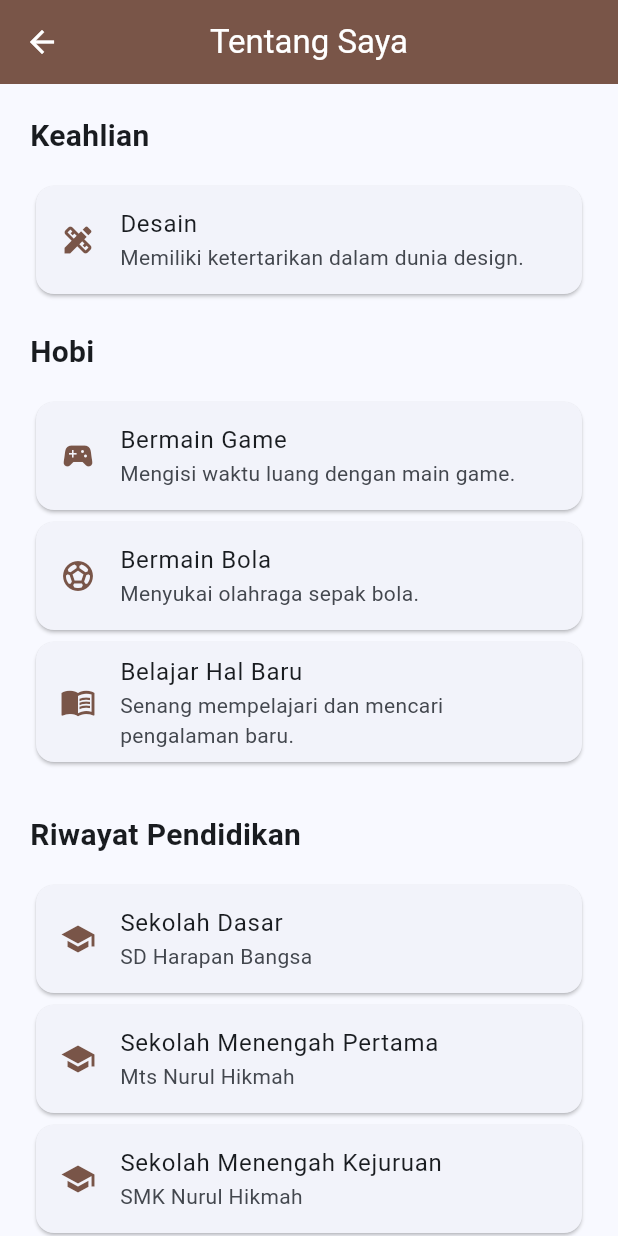
After one commit to nathanedyansyah2-svg/uts-pml-1124160098, a Flutter app: the AboutPage screen opened directly, on a phone screen of 412 x 824 dp. The commit adds this screen. Run offline on Flutter 3.47's test engine with Material 3 defaults, Android fonts, the phone set to English and light mode, and no system bars.

Commit message:
feat : menambahkan about page

```diff
--- /dev/null
+++ b/soal2_profil_app/lib/screens/about_page.dart
@@ -0,0 +1,131 @@
+import 'package:flutter/material.dart';
+
+class AboutPage extends StatelessWidget {
+  const AboutPage({super.key});
+
+  @override
+  Widget build(BuildContext context) {
+    return Scaffold(
+      appBar: AppBar(
+        title: Text('Tentang Saya'),
+        backgroundColor: Colors.brown,
+        foregroundColor: Colors.white,
+        centerTitle: true,
+      ),
+      body: ListView(
+        padding: EdgeInsets.all(20),
+        children: [
+          Text('Keahlian',
+          style:
+          TextStyle(
+            fontSize: 20,
+            fontWeight: FontWeight.bold
+          ),
+          ),
+          SizedBox(height: 15,),
+
+          Card(
+            child: ListTile(
+              leading: Icon(
+                Icons.design_services,
+                color: Colors.brown,
+              ),
+              title: Text('Desain'),
+              subtitle: Text('Memiliki ketertarikan dalam dunia design.'
+              ),
+            ),
+          ),
+          SizedBox(height: 20,),
+          Text('Hobi',
+          style: TextStyle(
+            fontSize: 20,
+            fontWeight: FontWeight.bold
+          ),
+          ),
+          SizedBox(height: 15,),
+          Card(
+            child: ListTile(
+              leading: Icon(
+                Icons.sports_esports,
+                color: Colors.brown,
+              ),
+              title: Text('Bermain Game'),
+              subtitle: Text('Mengisi waktu luang dengan main game.',
+              ),
+            ),
+          ),
+           Card(
+            child: ListTile(
+              leading: Icon(
+                Icons.sports_soccer,
+                color: Colors.brown,
+              ),
+              title: Text('Bermain Bola'),
+              subtitle: Text('Menyukai olahraga sepak bola.',
+              ),
+            ),
+          ),
+           Card(
+            child: ListTile(
+              leading: Icon(
+                Icons.menu_book,
+                color: Colors.brown,
+              ),
+              title: Text('Belajar Hal Baru'),
+              subtitle: Text('Senang mempelajari dan mencari pengalaman baru.',
+              ),
+            ),
+          ),
+        SizedBox(height: 30,),
+        Text('Riwayat Pendidikan',
+        style: TextStyle(
+          fontSize: 20,
+          fontWeight: FontWeight.bold,
+        ),
+        ),
+        SizedBox(height: 15,),
+        Card(
+          child: ListTile(
+            leading:
+            Icon(Icons.school,
+            color: Colors.brown,
+            ),
+            title: Text('Sekolah Dasar'),
+            subtitle: Text('SD Harapan Bangsa'),
+          ),
+        ),
+         Card(
+          child: ListTile(
+            leading:
+            Icon(Icons.school,
+            color: Colors.brown,
+            ),
+            title: Text('Sekolah Menengah Pertama'),
+            subtitle: Text('Mts Nurul Hikmah'),
+          ),
+        ),
+         Card(
+          child: ListTile(
+            leading:
+            Icon(Icons.school,
+            color: Colors.brown,
+            ),
+            title: Text('Sekolah Menengah Kejuruan'),
+            subtitle: Text('SMK Nurul Hikmah'),
+          ),
+        ),
+         Card(
+          child: ListTile(
+            leading:
+            Icon(Icons.account_balance,
+            color: Colors.brown,
+            ),
+            title: Text('Perguruan Tinggi'),
+            subtitle: Text('Institut Teknologi Dan Bisnis Bina Sarana Global'),
+          ),
+        ),
+        ],
+      ),
+    );
+  }
+}
--- a/soal2_profil_app/lib/screens/profil_page.dart
+++ b/soal2_profil_app/lib/screens/profil_page.dart
@@ -60,7 +60,7 @@ class _ProfilePageState extends State<ProfilePage> {
                       });
                     }
               },
-            )
+            ),
           ],
         ),
       ),
```
